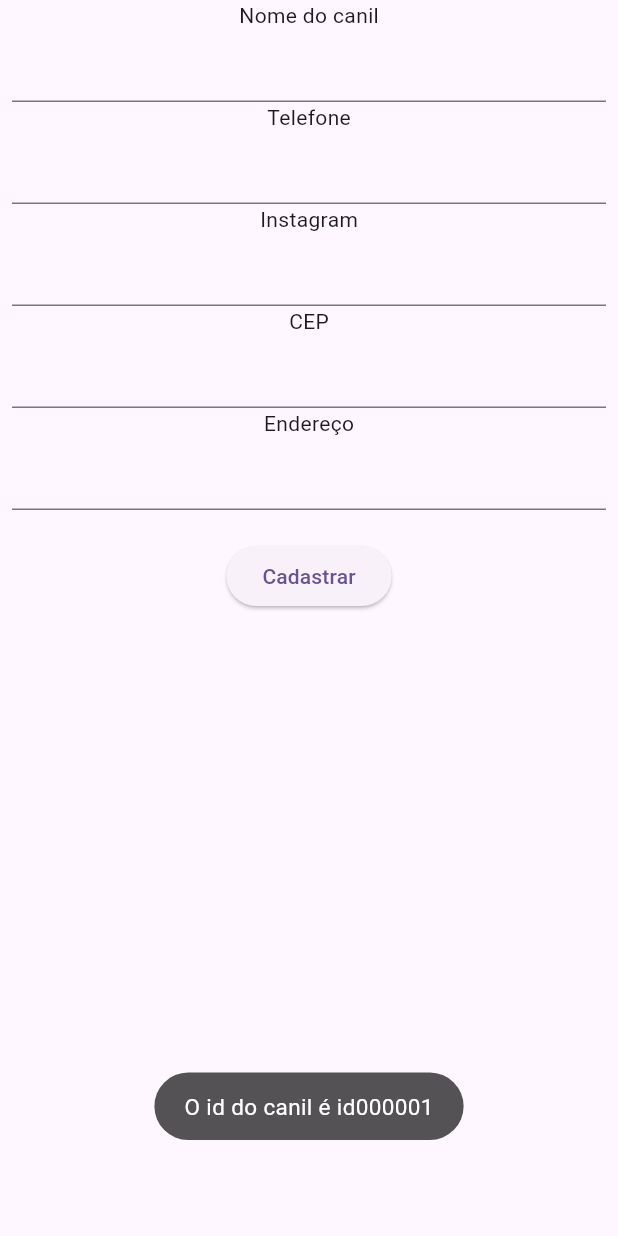
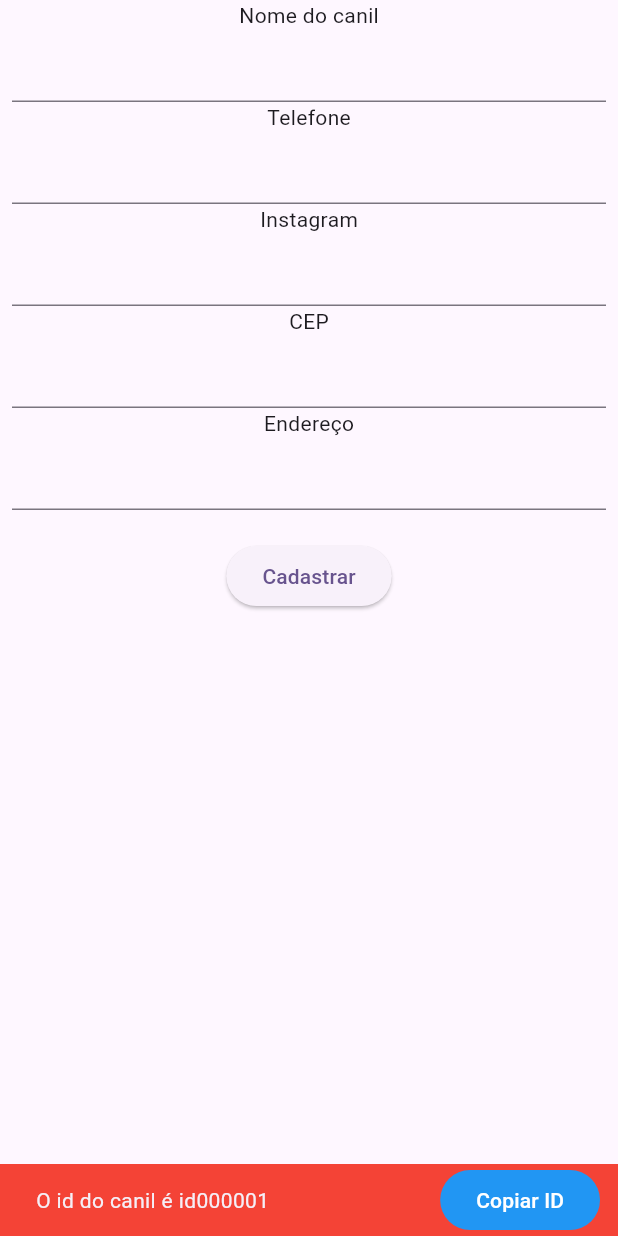
Before and after one commit to cl0v/coworkers, a Flutter app: the AddCanilPage screen opened directly, after a tap on "Cadastrar", on a phone screen of 412 x 824 dp. Run offline on Flutter 3.47's test engine with Material 2 defaults, Android fonts, the light colour scheme and no system bars; our stand-ins replace cloud_firestore, firebase_core, sentry_flutter; missing offline and left inert: sentry_logging; accounts and stored records are empty.

Commit message:
Adicionado sistema de salvar id

```diff
--- a/lib/main.dart
+++ b/lib/main.dart
@@ -7,7 +7,7 @@ import 'package:flutter/material.dart';
 import 'package:sentry_flutter/sentry_flutter.dart';
 import 'package:sentry_logging/sentry_logging.dart';
 
-void main() {
+void main() async {
   runZonedGuarded(() async {
     await SentryFlutter.init(
       (options) {
--- a/lib/src/canil/feats/add/presentation/view.dart
+++ b/lib/src/canil/feats/add/presentation/view.dart
@@ -4,7 +4,7 @@ import 'package:coworkers/src/canil/_infra/repositories/store.dart';
 import 'package:coworkers/src/canil/domain/entities/store.dart';
 import 'package:coworkers/src/canil/feats/add/domain/usecases/add_store.dart';
 import 'package:flutter/material.dart';
-import 'package:toast/toast.dart';
+import 'package:flutter/services.dart';
 
 class AddCanilPage extends StatefulWidget {
   const AddCanilPage({super.key});
@@ -53,11 +53,27 @@ class _AddCanilPageState extends State<AddCanilPage> {
                     instagramController.text,
                     addressController.text,
                     cepController.text));
-                Toast.show(
-                  "O id do canil é $id",
-                  duration: Toast.lengthShort,
-                  gravity: Toast.bottom,
-                );
+
+                if (context.mounted) {
+                  ScaffoldMessenger.of(context).showSnackBar(SnackBar(
+                    content: Text('O id do canil é $id'),
+                    duration: const Duration(seconds: 10),
+                    backgroundColor: Colors.red,
+                    action: SnackBarAction(
+                        backgroundColor: Colors.blue,
+                        label: 'Copiar ID',
+                        textColor: Colors.white,
+                        onPressed: () async =>
+                            await Clipboard.setData(ClipboardData(text: id))),
+                  ));
+                }
+
+                // Fluttertoast.showToast(
+                //   msg: "O id do canil é $id",
+                //   timeInSecForIosWeb: 10,
+                //   toastLength: Toast.LENGTH_LONG,
+                //   gravity: ToastGravity.BOTTOM,
+                // );
                 formKey.currentState!.reset();
               },
               child: const Text("Cadastrar")),
--- a/pubspec.yaml
+++ b/pubspec.yaml
@@ -37,7 +37,11 @@ dependencies:
   sentry: ^7.6.2
   sentry_flutter: ^7.6.2
   sentry_logging: ^7.6.2
-  toast: ^0.3.0
+  # toast: ^0.3.0
+  fluttertoast:
+    git:
+      url: https://github.com/ponnamkarthik/FlutterToast.git
+      ref: 3362fbe84cde30bd68875f1e04c214c72b054fd9
 
 dev_dependencies:
   build_runner: ^2.4.4
```
Also changed, not shown: pubspec.lock.
